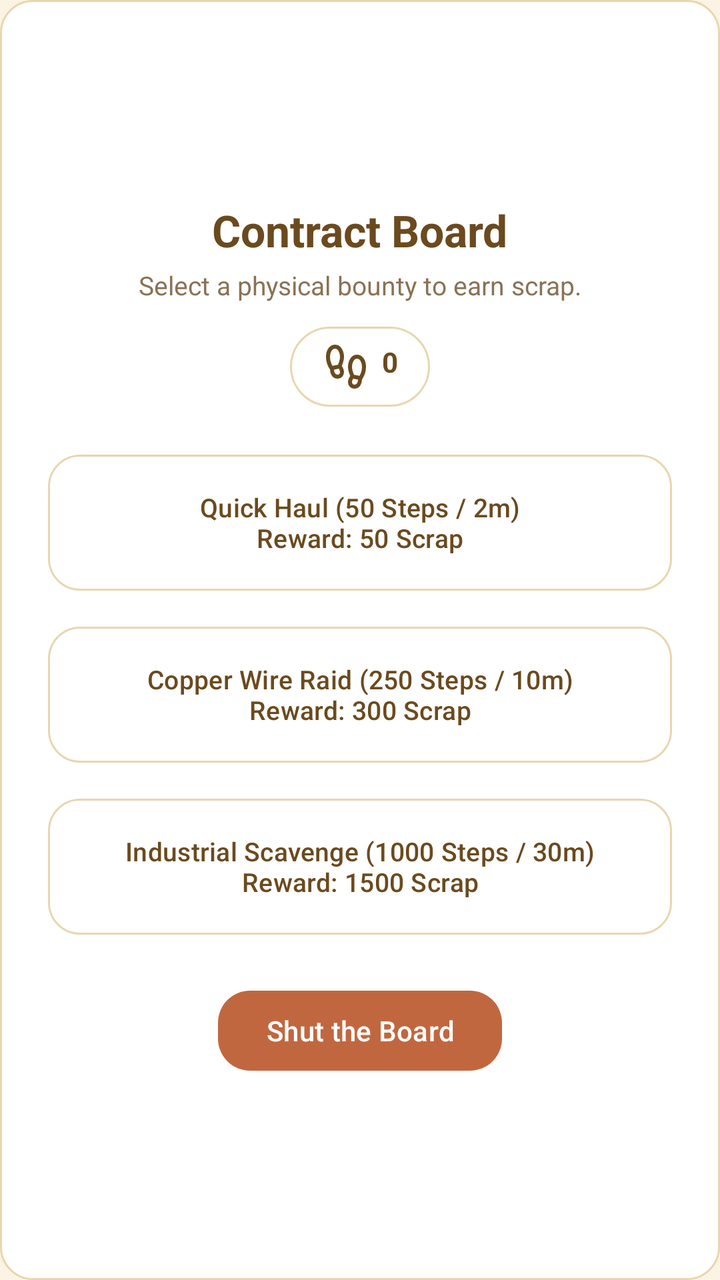
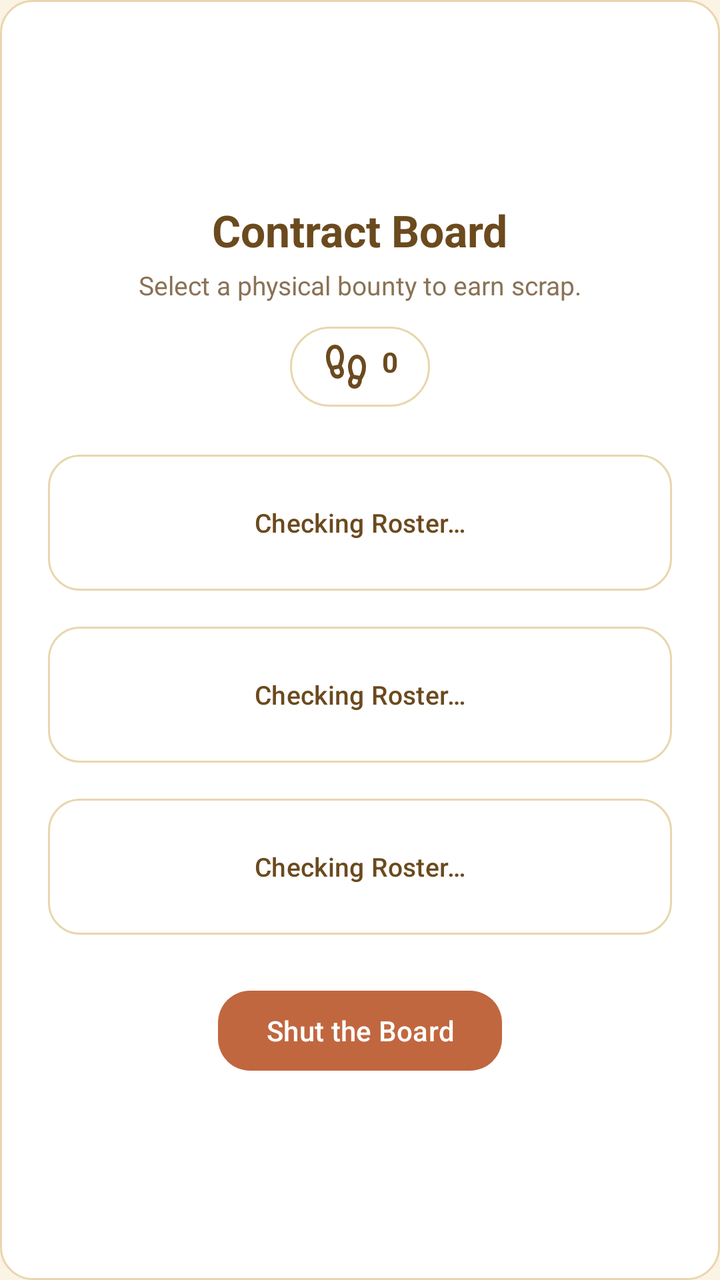

Two renders of the same Android screen: before a commit and after it. Below are the layout's source before the change and the commit's diff.
<!-- AndroidManifest.xml: application theme Theme.RatKingRecon -->
<!-- res/layout/dialog_bounty_board.xml -->
<?xml version="1.0" encoding="utf-8"?>
<LinearLayout xmlns:android="http://schemas.android.com/apk/res/android"
    xmlns:app="http://schemas.android.com/apk/res-auto"
    android:layout_width="match_parent"
    android:layout_height="wrap_content"
    android:orientation="vertical"
    android:background="@drawable/bg_card_white"
    android:padding="24dp"
    android:gravity="center">

    <TextView
        android:layout_width="wrap_content"
        android:layout_height="wrap_content"
        android:text="@string/contract_board_title"
        android:textColor="@color/text_primary"
        android:textSize="22sp"
        android:textStyle="bold"
        android:layout_marginBottom="4dp" />

    <TextView
        android:layout_width="wrap_content"
        android:layout_height="wrap_content"
        android:text="@string/contract_board_subtitle"
        android:textColor="@color/text_muted"
        android:textSize="13sp"
        android:textAlignment="center"
        android:layout_marginBottom="12dp" />

    
    <TextView
        android:id="@+id/bountyStepCountText"
        android:layout_width="wrap_content"
        android:layout_height="wrap_content"
        android:background="@drawable/bg_pill_tan"
        android:paddingHorizontal="16dp"
        android:paddingVertical="8dp"
        android:drawableStart="@drawable/ic_footprint"
        android:drawablePadding="6dp"
        android:textColor="@color/text_primary"
        android:textStyle="bold"
        android:textSize="14sp"
        android:text="@string/header_steps_default"
        android:layout_marginBottom="20dp" />

    <com.google.android.material.button.MaterialButton
        android:id="@+id/btnQuickHaul"
        android:maxLines="3"
        android:layout_width="match_parent"
        android:layout_height="76dp"
        android:text="Quick Haul (50 Steps / 2m)\nReward: 50 Scrap"
        android:textAllCaps="false"
        android:textSize="13sp"
        android:textColor="@color/text_primary"
        app:backgroundTint="@color/card_white"
        app:strokeColor="@color/card_border"
        app:strokeWidth="1dp"
        app:cornerRadius="16dp"
        android:layout_marginBottom="10dp" />

    <com.google.android.material.button.MaterialButton
        android:id="@+id/btnCopperWire"
        android:maxLines="3"
        android:layout_width="match_parent"
        android:layout_height="76dp"
        android:text="Copper Wire Raid (250 Steps / 10m)\nReward: 300 Scrap"
        android:textAllCaps="false"
        android:textSize="13sp"
        android:textColor="@color/text_primary"
        app:backgroundTint="@color/card_white"
        app:strokeColor="@color/card_border"
        app:strokeWidth="1dp"
        app:cornerRadius="16dp"
        android:layout_marginBottom="10dp" />

    <com.google.android.material.button.MaterialButton
        android:id="@+id/btnIndustrial"
        android:maxLines="3"
        android:layout_width="match_parent"
        android:layout_height="76dp"
        android:text="Industrial Scavenge (1000 Steps / 30m)\nReward: 1500 Scrap"
        android:textAllCaps="false"
        android:textSize="13sp"
        android:textColor="@color/text_primary"
        app:backgroundTint="@color/card_white"
        app:strokeColor="@color/card_border"
        app:strokeWidth="1dp"
        app:cornerRadius="16dp"
        android:layout_marginBottom="20dp" />

    <com.google.android.material.button.MaterialButton
        android:id="@+id/btnCancelBounty"
        android:layout_width="wrap_content"
        android:layout_height="wrap_content"
        android:text="@string/btn_shut_the_board"
        android:textAllCaps="false"
        android:textColor="@color/card_white"
        app:backgroundTint="@color/terracotta"
        app:cornerRadius="16dp" />

</LinearLayout>
<!-- resources referenced by this layout -->
<resources>
  <color name="card_border">#E8D6AE</color>
  <color name="card_white">#FFFFFF</color>
  <color name="terracotta">#C1673F</color>
  <color name="text_muted">#8A7255</color>
  <color name="text_primary">#6B4A1E</color>
  <!-- drawable bg_card_white (drawable) -->
  <?xml version="1.0" encoding="utf-8"?>
  <shape xmlns:android="http://schemas.android.com/apk/res/android"
      android:shape="rectangle">
      <solid android:color="@color/card_white" />
      <stroke
          android:width="1dp"
          android:color="@color/card_border" />
      <corners android:radius="16dp" />
  </shape>
  <!-- drawable bg_pill_tan (drawable) -->
  <?xml version="1.0" encoding="utf-8"?>
  <shape xmlns:android="http://schemas.android.com/apk/res/android"
      android:shape="rectangle">
      <solid android:color="@color/card_white" />
      <stroke
          android:width="1dp"
          android:color="@color/card_border" />
      <corners android:radius="20dp" />
  </shape>
  <!-- drawable ic_footprint (drawable) -->
  <?xml version="1.0" encoding="utf-8"?>
  <vector xmlns:android="http://schemas.android.com/apk/res/android"
      android:width="24dp"
      android:height="24dp"
      android:viewportWidth="960"
      android:viewportHeight="960"
      android:tint="@color/text_primary">
      <group android:translateX="-0" android:translateY="960">
          <path
              android:fillColor="@color/text_primary"
              android:pathData="M315-240q-77 0-117-57t-38-128l-18-27q-11-17-36.5-77T80-680q0-103 51-171.5T260-920q85 0 132.5 75.5T440-680q0 58-16 107t-28 79l8 13q8 14 22 44.5t14 63.5q0 57-35.5 95T315-240ZM210-496l110-22q13-32 26.5-73t13.5-89q0-60-27.5-110T260-840q-45 0-72.5 50T160-680q0 63 17.5 111.5T210-496Zm105 176q19 0 32-14t13-39q0-17-8-35t-16-32l-96 20q0 40 17.5 70t57.5 30ZM645-40q-54 0-89.5-38T520-173q0-33 14-63.5t22-44.5l8-13q-12-30-28-79t-16-107q0-89 47.5-164.5T700-720q78 0 129 68.5T880-480q0 91-25.5 150.5T818-253l-18 28q1 71-38.5 128T645-40Zm105-256q15-24 32.5-72T800-480q0-60-27.5-110T700-640q-45 0-72.5 50T600-480q0 48 13.5 88.5T640-318l110 22ZM645-120q40 0 57.5-30t17.5-70l-96-20q-8 14-16 32t-8 35q0 20 12.5 36.5T645-120Z" />
      </group>
  </vector>
  <string name="btn_shut_the_board">Shut the Board</string>
  <string name="contract_board_subtitle">Select a physical bounty to earn scrap.</string>
  <string name="contract_board_title">Contract Board</string>
  <string name="header_steps_default">0</string>
  <style name="Theme.RatKingRecon" parent="Base.Theme.RatKingRecon" />
  <style name="Base.Theme.RatKingRecon" parent="Theme.Material3.Light.NoActionBar">
          <item name="colorPrimary">@color/amber</item>
          <item name="colorOnPrimary">@color/text_primary</item>
          <item name="colorSurface">@color/cream</item>
          <item name="colorOnSurface">@color/text_primary</item>
          <item name="android:colorBackground">@color/cream</item>
          <item name="android:statusBarColor">@color/cream</item>
          <item name="android:windowLightStatusBar">true</item>
          <item name="android:navigationBarColor">@color/tan</item>
          <item name="android:windowLightNavigationBar">true</item>
      </style>
  <color name="amber">#E8A94F</color>
  <color name="cream">#FBF3E3</color>
  <color name="tan">#F5E6C8</color>
</resources>

<!-- the commit's change to res/layout/dialog_bounty_board.xml (unified diff, before → after) -->
@@ -43,11 +43,11 @@
         android:layout_marginBottom="20dp" />
 
     <com.google.android.material.button.MaterialButton
-        android:id="@+id/btnQuickHaul"
+        android:id="@+id/btnBountyShort"
         android:maxLines="3"
         android:layout_width="match_parent"
         android:layout_height="76dp"
-        android:text="Quick Haul (50 Steps / 2m)\nReward: 50 Scrap"
+        android:text="@string/mission_checking_roster"
         android:textAllCaps="false"
         android:textSize="13sp"
         android:textColor="@color/text_primary"
@@ -58,11 +58,11 @@
         android:layout_marginBottom="10dp" />
 
     <com.google.android.material.button.MaterialButton
-        android:id="@+id/btnCopperWire"
+        android:id="@+id/btnBountyMedium"
         android:maxLines="3"
         android:layout_width="match_parent"
         android:layout_height="76dp"
-        android:text="Copper Wire Raid (250 Steps / 10m)\nReward: 300 Scrap"
+        android:text="@string/mission_checking_roster"
         android:textAllCaps="false"
         android:textSize="13sp"
         android:textColor="@color/text_primary"
@@ -73,11 +73,11 @@
         android:layout_marginBottom="10dp" />
 
     <com.google.android.material.button.MaterialButton
-        android:id="@+id/btnIndustrial"
+        android:id="@+id/btnBountyLong"
         android:maxLines="3"
         android:layout_width="match_parent"
         android:layout_height="76dp"
-        android:text="Industrial Scavenge (1000 Steps / 30m)\nReward: 1500 Scrap"
+        android:text="@string/mission_checking_roster"
         android:textAllCaps="false"
         android:textSize="13sp"
         android:textColor="@color/text_primary"
<!-- resource entries referenced after the edit -->
@@ -43,6 +43,7 @@
   <string name="contract_board_subtitle">Select a physical bounty to earn scrap.</string>
   <string name="contract_board_title">Contract Board</string>
   <string name="header_steps_default">0</string>
+  <string name="mission_checking_roster">Checking Roster…</string>
   <style name="Theme.RatKingRecon" parent="Base.Theme.RatKingRecon" />
   <style name="Base.Theme.RatKingRecon" parent="Theme.Material3.Light.NoActionBar">
           <item name="colorPrimary">@color/amber</item>
